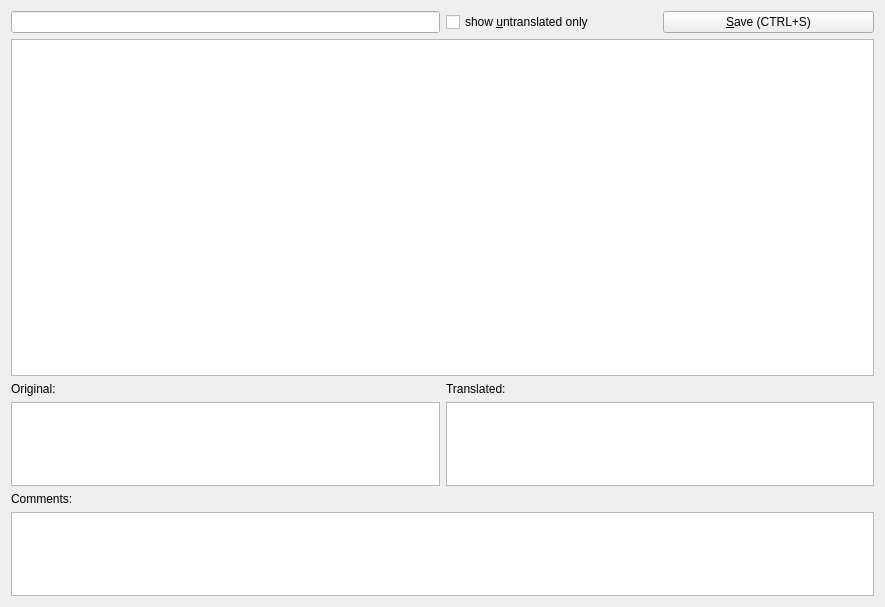
First picture: the form in ui_mainwindow.ui, repository aszell/apropy, before the edit.
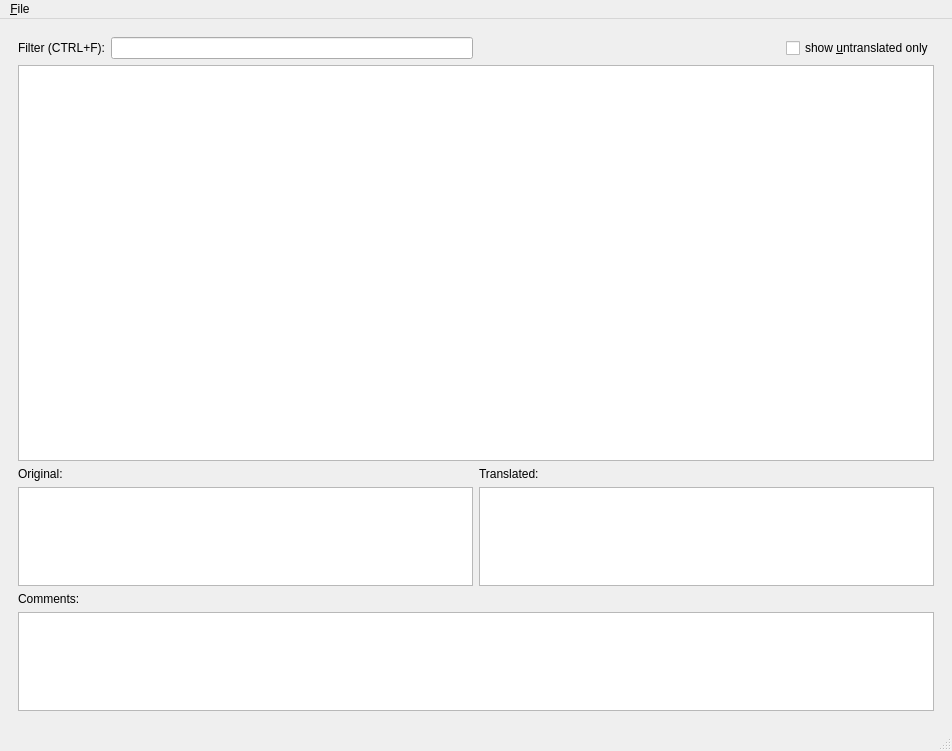
Second picture: the form after the edit.

Commit message: UI recreated with actual main window (contents copy-pasted in designer)

```diff
--- a/ui_mainwindow.ui
+++ b/ui_mainwindow.ui
@@ -1,20 +1,39 @@
 <?xml version="1.0" encoding="UTF-8"?>
 <ui version="4.0">
- <class>TranslateWidget</class>
- <widget class="QWidget" name="TranslateWidget">
+ <class>MainWindow</class>
+ <widget class="QMainWindow" name="MainWindow">
   <property name="geometry">
    <rect>
     <x>0</x>
     <y>0</y>
-    <width>885</width>
-    <height>607</height>
+    <width>952</width>
+    <height>751</height>
    </rect>
   </property>
+  <property name="sizePolicy">
+   <sizepolicy hsizetype="Expanding" vsizetype="Expanding">
+    <horstretch>0</horstretch>
+    <verstretch>0</verstretch>
+   </sizepolicy>
+  </property>
   <property name="windowTitle">
    <string>Translation</string>
   </property>
+  <widget class="QWidget" name="centralwidget">
+   <property name="sizePolicy">
+    <sizepolicy hsizetype="Expanding" vsizetype="Expanding">
+     <horstretch>0</horstretch>
+     <verstretch>0</verstretch>
+    </sizepolicy>
+   </property>
+   <layout class="QHBoxLayout" name="horizontalLayout">
+    <item>
+     <widget class="QWidget" name="TranslateWidget" native="true">
   <layout class="QGridLayout" name="gridLayout">
-   <item row="8" column="1">
+       <property name="sizeConstraint">
+        <enum>QLayout::SetDefaultConstraint</enum>
+       </property>
+       <item row="4" column="1">
     <widget class="QPlainTextEdit" name="transEdit">
      <property name="sizePolicy">
       <sizepolicy hsizetype="Expanding" vsizetype="Expanding">
@@ -24,59 +43,105 @@
      </property>
     </widget>
    </item>
-   <item row="0" column="0">
-    <widget class="QLineEdit" name="filterEdit">
+       <item row="7" column="0" colspan="2">
+        <widget class="QPlainTextEdit" name="commentEdit">
+         <property name="sizePolicy">
+          <sizepolicy hsizetype="Expanding" vsizetype="Expanding">
+           <horstretch>0</horstretch>
+           <verstretch>1</verstretch>
+          </sizepolicy>
+         </property>
      <property name="focusPolicy">
-      <enum>Qt::ClickFocus</enum>
-     </property>
+          <enum>Qt::NoFocus</enum>
+         </property>
+         <property name="readOnly">
+          <bool>true</bool>
+         </property>
+        </widget>
+       </item>
+       <item row="3" column="0">
+        <widget class="QLabel" name="label_3">
      <property name="text">
-      <string/>
+          <string>Original:</string>
      </property>
     </widget>
    </item>
-   <item row="5" column="1">
-    <layout class="QHBoxLayout" name="horizontalLayout_2">
-     <item>
+       <item row="3" column="1">
       <widget class="QLabel" name="label_4">
        <property name="text">
         <string>Translated:</string>
        </property>
       </widget>
      </item>
-    </layout>
-   </item>
-   <item row="8" column="0">
-    <widget class="QPlainTextEdit" name="origEdit">
-     <property name="sizePolicy">
-      <sizepolicy hsizetype="Expanding" vsizetype="Expanding">
-       <horstretch>0</horstretch>
-       <verstretch>1</verstretch>
-      </sizepolicy>
-     </property>
-     <property name="focusPolicy">
-      <enum>Qt::NoFocus</enum>
-     </property>
-     <property name="readOnly">
-      <bool>true</bool>
-     </property>
-    </widget>
-   </item>
-   <item row="9" column="0">
+       <item row="5" column="0">
     <widget class="QLabel" name="label_2">
      <property name="text">
       <string>Comments:</string>
      </property>
     </widget>
    </item>
-   <item row="5" column="0">
-    <widget class="QLabel" name="label_3">
+       <item row="2" column="0" colspan="2">
+        <widget class="QTableView" name="tableView">
+         <property name="sizePolicy">
+          <sizepolicy hsizetype="Expanding" vsizetype="Expanding">
+           <horstretch>0</horstretch>
+           <verstretch>4</verstretch>
+          </sizepolicy>
+         </property>
+        </widget>
+       </item>
+       <item row="4" column="0">
+        <widget class="QPlainTextEdit" name="origEdit">
+         <property name="sizePolicy">
+          <sizepolicy hsizetype="Expanding" vsizetype="Expanding">
+           <horstretch>0</horstretch>
+           <verstretch>1</verstretch>
+          </sizepolicy>
+         </property>
+         <property name="focusPolicy">
+          <enum>Qt::NoFocus</enum>
+         </property>
+         <property name="readOnly">
+          <bool>true</bool>
+         </property>
+        </widget>
+       </item>
+       <item row="0" column="0">
+        <layout class="QHBoxLayout" name="horizontalLayout_2">
+         <item>
+          <widget class="QLabel" name="label">
      <property name="text">
-      <string>Original:</string>
-     </property>
-    </widget>
+            <string>Filter (CTRL+F):</string>
+           </property>
+          </widget>
+         </item>
+         <item>
+          <widget class="QLineEdit" name="filterEdit">
+           <property name="focusPolicy">
+            <enum>Qt::ClickFocus</enum>
+           </property>
+           <property name="text">
+            <string/>
+           </property>
+          </widget>
+         </item>
+        </layout>
    </item>
    <item row="0" column="1">
-    <layout class="QHBoxLayout" name="horizontalLayout">
+        <layout class="QHBoxLayout" name="horizontalLayout_3">
+         <item>
+          <spacer name="horizontalSpacer">
+           <property name="orientation">
+            <enum>Qt::Horizontal</enum>
+           </property>
+           <property name="sizeHint" stdset="0">
+            <size>
+             <width>40</width>
+             <height>20</height>
+            </size>
+           </property>
+          </spacer>
+         </item>
      <item>
       <widget class="QCheckBox" name="untransOnlyBox">
        <property name="focusPolicy">
@@ -87,45 +152,42 @@
        </property>
       </widget>
      </item>
-     <item>
-      <widget class="QPushButton" name="saveButton">
-       <property name="focusPolicy">
-        <enum>Qt::NoFocus</enum>
-       </property>
-       <property name="text">
-        <string>&amp;Save (CTRL+S)</string>
-       </property>
-      </widget>
-     </item>
-    </layout>
-   </item>
-   <item row="10" column="0" colspan="2">
-    <widget class="QPlainTextEdit" name="commentEdit">
-     <property name="sizePolicy">
-      <sizepolicy hsizetype="Expanding" vsizetype="Expanding">
-       <horstretch>0</horstretch>
-       <verstretch>1</verstretch>
-      </sizepolicy>
-     </property>
-     <property name="focusPolicy">
-      <enum>Qt::NoFocus</enum>
-     </property>
-     <property name="readOnly">
-      <bool>true</bool>
-     </property>
-    </widget>
-   </item>
-   <item row="3" column="0" colspan="2">
-    <widget class="QTableView" name="tableView">
-     <property name="sizePolicy">
-      <sizepolicy hsizetype="Expanding" vsizetype="Expanding">
-       <horstretch>0</horstretch>
-       <verstretch>4</verstretch>
-      </sizepolicy>
-     </property>
-    </widget>
-   </item>
-  </layout>
+        </layout>
+       </item>
+      </layout>
+     </widget>
+    </item>
+   </layout>
+  </widget>
+  <widget class="QMenuBar" name="menubar">
+   <property name="geometry">
+    <rect>
+     <x>0</x>
+     <y>0</y>
+     <width>952</width>
+     <height>24</height>
+    </rect>
+   </property>
+   <widget class="QMenu" name="menu_File">
+    <property name="title">
+     <string>&amp;File</string>
+    </property>
+    <addaction name="action_Open"/>
+    <addaction name="action_Save"/>
+   </widget>
+   <addaction name="menu_File"/>
+  </widget>
+  <widget class="QStatusBar" name="statusbar"/>
+  <action name="action_Open">
+   <property name="text">
+    <string>&amp;Open</string>
+   </property>
+  </action>
+  <action name="action_Save">
+   <property name="text">
+    <string>&amp;Save</string>
+   </property>
+  </action>
  </widget>
  <resources/>
  <connections/>
```
Left out of the diff: 2 changed lines with no effect on the pictures. Lines whose indentation alone changed are shown as unchanged. The commit also changes 2 other files.
